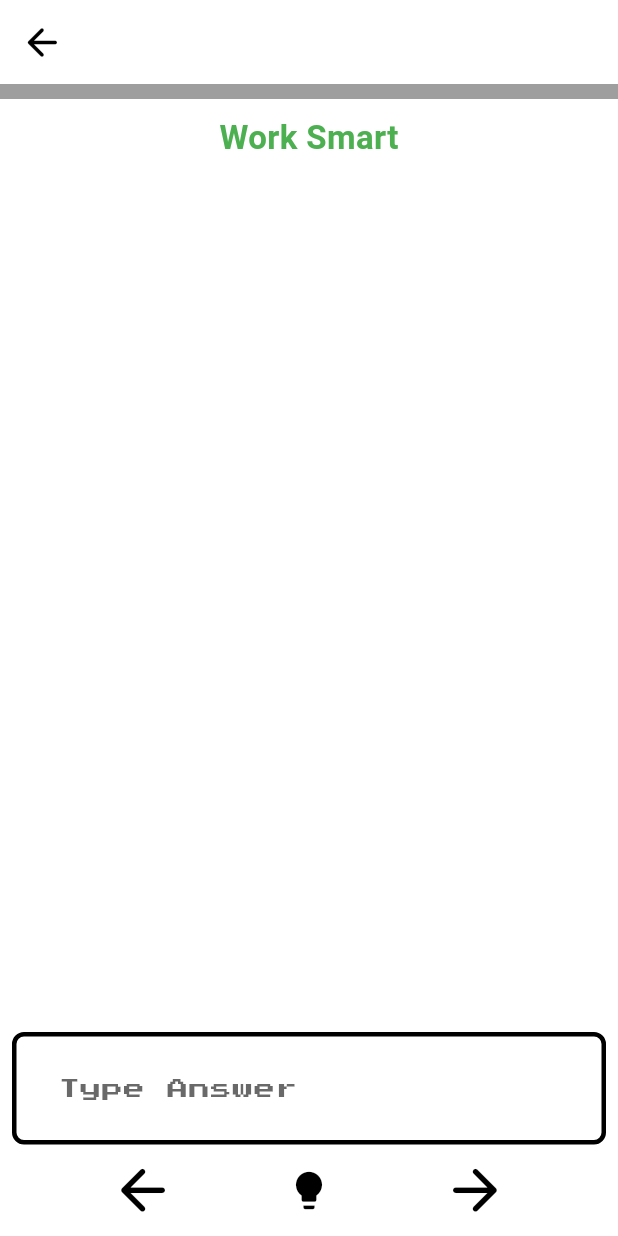
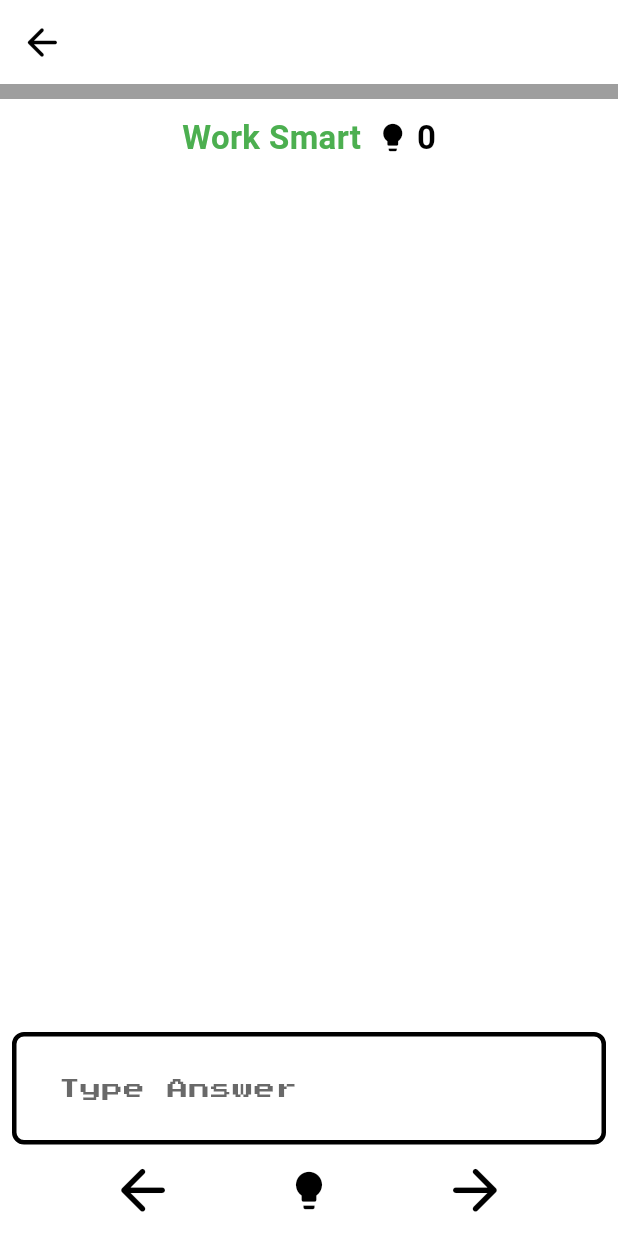
Before and after one commit to Vuelta7/AI-Quiz-App, a Flutter app: the QuestionModeModelWidget screen opened directly with empty values, after a tap on the "lightbulb" icon, on a phone screen of 412 x 824 dp. Run offline on Flutter 3.47's test engine with Material 3 defaults, Android fonts, the phone set to English and light mode, and no system bars; our stand-ins replace audioplayers, cloud_firestore, firebase_auth, firebase_core, flutter_local_notifications, shared_preferences; missing offline and left inert: flex_color_picker; accounts and stored records are empty.

Commit message:
hints comsumable added

```diff
--- a/lib/infolder page/play page/question_mode_model_widget.dart
+++ b/lib/infolder page/play page/question_mode_model_widget.dart
@@ -50,6 +50,7 @@ class _QuestionModeModelWidgetState extends State<QuestionModeModelWidget> {
   ];
   late Stopwatch _stopwatch;
   final FocusNode _focusNode = FocusNode();
+  int hintCount = 0;
 
   @override
   void initState() {
@@ -73,6 +74,20 @@ class _QuestionModeModelWidgetState extends State<QuestionModeModelWidget> {
       }
     }
     _stopwatch = Stopwatch()..start();
+    _fetchHintCount();
+  }
+
+  Future<void> _fetchHintCount() async {
+    SharedPreferences prefs = await SharedPreferences.getInstance();
+    String? userId = prefs.getString('userId');
+    if (userId != null) {
+      final userDoc =
+          FirebaseFirestore.instance.collection('users').doc(userId);
+      final userSnapshot = await userDoc.get();
+      setState(() {
+        hintCount = userSnapshot.data()?['hints'] ?? 0;
+      });
+    }
   }
 
   @override
@@ -147,16 +162,32 @@ class _QuestionModeModelWidgetState extends State<QuestionModeModelWidget> {
     }
   }
 
-  void _showHint() {
+  void _showHint() async {
+    SharedPreferences prefs = await SharedPreferences.getInstance();
+    String? userId = prefs.getString('userId');
+    if (userId != null) {
+      final userDoc =
+          FirebaseFirestore.instance.collection('users').doc(userId);
+      final userSnapshot = await userDoc.get();
+      int hintCount = userSnapshot.data()?['hints'] ?? 0;
+
+      if (hintCount > 0) {
         final answer = widget.questions[currentIndex]['answer']!;
         setState(() {
-      int hintLength = (answer.length / 2).ceil();
-      if (currentHint.length < hintLength) {
+          if (currentHint.length < answer.length) {
             currentHint = answer.substring(0, currentHint.length + 1);
+            userDoc.update({'hints': hintCount - 1});
+            _fetchHintCount();
           } else {
             feedbackMessage = 'Hint maxed out';
           }
         });
+      } else {
+        setState(() {
+          feedbackMessage = 'No hints left';
+        });
+      }
+    }
   }
 
   void _showCompletionDialog() {
@@ -384,7 +415,10 @@ class _QuestionModeModelWidgetState extends State<QuestionModeModelWidget> {
                 Padding(
                   padding: const EdgeInsets.fromLTRB(0, 10, 0, 0),
                   child: Center(
-                    child: Text(
+                    child: Row(
+                      mainAxisAlignment: MainAxisAlignment.center,
+                      children: [
+                        Text(
                           feedbackMessage,
                           style: TextStyle(
                             fontSize: 22,
@@ -393,6 +427,27 @@ class _QuestionModeModelWidgetState extends State<QuestionModeModelWidget> {
                                 ? Colors.red
                                 : Colors.green,
                           ),
+                        ),
+                        const SizedBox(width: 10),
+                        Row(
+                          children: [
+                            const Icon(
+                              Icons.lightbulb,
+                              color: Colors.black,
+                              size: 22,
+                            ),
+                            const SizedBox(width: 5),
+                            Text(
+                              '$hintCount',
+                              style: const TextStyle(
+                                fontSize: 22,
+                                fontWeight: FontWeight.bold,
+                                color: Colors.black,
+                              ),
+                            ),
+                          ],
+                        ),
+                      ],
                     ),
                   ),
                 ),
```
Lines whose indentation alone changed are shown as unchanged.
